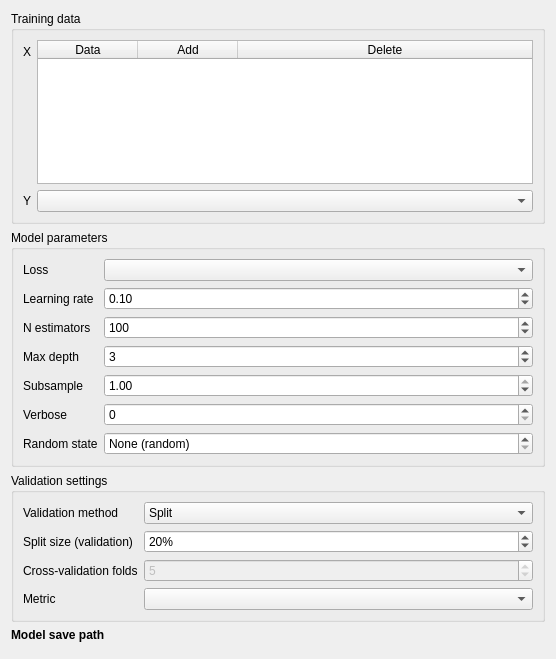
Above: eis_qgis_plugin/resources/ui/model/wizard_model_gradient_boosting_2.ui from GispoCoding/eis_qgis_plugin before the change. Below: the same form after it.
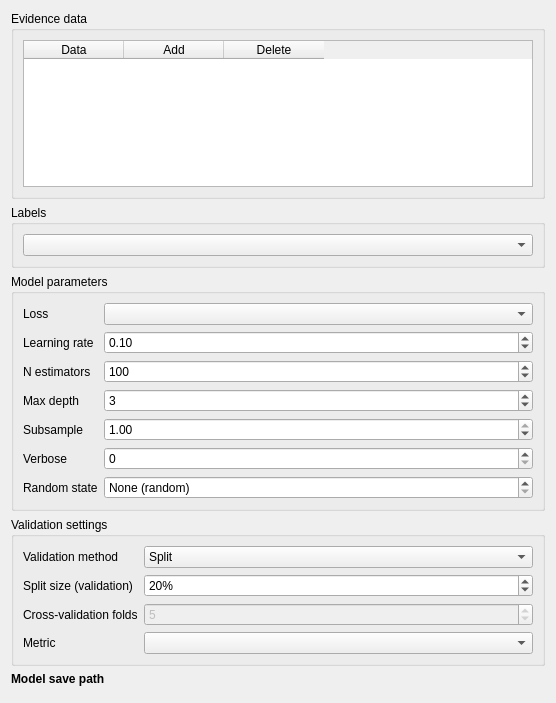
That is the form after the change. Custom widgets are drawn as their Qt base class.

Commit message: Many modifications to modeling wizard - Separated application and testing - Revamped the UI logic (each model has now their own tabs and own scroll areas for each tab) - Clarified input data namings - Test with mock database for model saving - Added "tag" column to model input data for data matching - Added train dummy model button and functionality

Diff of the .ui file:
```diff
--- a/eis_qgis_plugin/resources/ui/model/wizard_model_gradient_boosting_2.ui
+++ b/eis_qgis_plugin/resources/ui/model/wizard_model_gradient_boosting_2.ui
@@ -7,7 +7,7 @@
     <x>0</x>
     <y>0</y>
     <width>556</width>
-    <height>659</height>
+    <height>703</height>
    </rect>
   </property>
   <property name="sizePolicy">
@@ -33,7 +33,7 @@
   </property>
   <layout class="QVBoxLayout" name="verticalLayout">
    <item>
-    <widget class="QGroupBox" name="plot_data_box_2">
+    <widget class="QGroupBox" name="evidence_data_groupbox">
      <property name="sizePolicy">
       <sizepolicy hsizetype="Preferred" vsizetype="Maximum">
        <horstretch>0</horstretch>
@@ -41,28 +41,11 @@
       </sizepolicy>
      </property>
      <property name="title">
-      <string>Training data</string>
+      <string>Evidence data</string>
      </property>
-     <layout class="QFormLayout" name="formLayout">
-      <item row="0" column="0">
-       <widget class="QLabel" name="training_data_label">
-        <property name="text">
-         <string>X</string>
-        </property>
-       </widget>
-      </item>
-      <item row="1" column="0">
-       <widget class="QLabel" name="y_label">
-        <property name="text">
-         <string>Y</string>
-        </property>
-       </widget>
-      </item>
-      <item row="1" column="1">
-       <widget class="QgsMapLayerComboBox" name="y"/>
-      </item>
-      <item row="0" column="1">
-       <widget class="QTableWidget" name="training_data">
+     <layout class="QVBoxLayout" name="verticalLayout_3">
+      <item>
+       <widget class="QTableWidget" name="evidence_data">
         <property name="sizePolicy">
          <sizepolicy hsizetype="Expanding" vsizetype="Minimum">
           <horstretch>0</horstretch>
@@ -76,7 +59,7 @@
          </size>
         </property>
         <attribute name="horizontalHeaderStretchLastSection">
-         <bool>true</bool>
+         <bool>false</bool>
         </attribute>
         <column>
          <property name="text">
@@ -99,31 +82,23 @@
     </widget>
    </item>
    <item>
-    <widget class="QgsCollapsibleGroupBox" name="parameter_box">
+    <widget class="QGroupBox" name="label_data_groupbox">
+     <property name="title">
+      <string>Labels</string>
+     </property>
+     <layout class="QVBoxLayout" name="verticalLayout_2">
+      <item>
+       <widget class="QgsMapLayerComboBox" name="label_data"/>
+      </item>
+     </layout>
+    </widget>
+   </item>
+   <item>
+    <widget class="QGroupBox" name="parameter_box">
      <property name="title">
       <string>Model parameters</string>
      </property>
-     <property name="collapsed">
-      <bool>false</bool>
-     </property>
-     <layout class="QFormLayout" name="formLayout_3">
-      <item row="5" column="0">
-       <widget class="QLabel" name="verbose_label">
-        <property name="text">
-         <string>Verbose</string>
-        </property>
-       </widget>
-      </item>
-      <item row="6" column="0">
-       <widget class="QLabel" name="random_state_label">
-        <property name="text">
-         <string>Random state</string>
-        </property>
-       </widget>
-      </item>
-      <item row="0" column="1">
-       <widget class="QComboBox" name="loss"/>
-      </item>
+     <layout class="QFormLayout" name="formLayout_2">
       <item row="0" column="0">
        <widget class="QLabel" name="loss_label">
         <property name="text">
@@ -131,6 +106,9 @@
         </property>
        </widget>
       </item>
+      <item row="0" column="1">
+       <widget class="QComboBox" name="loss"/>
+      </item>
       <item row="1" column="0">
        <widget class="QLabel" name="learning_rate_label">
         <property name="text">
@@ -138,20 +116,6 @@
         </property>
        </widget>
       </item>
-      <item row="2" column="0">
-       <widget class="QLabel" name="n_estimators_label">
-        <property name="text">
-         <string>N estimators</string>
-        </property>
-       </widget>
-      </item>
-      <item row="3" column="0">
-       <widget class="QLabel" name="max_depth_label">
-        <property name="text">
-         <string>Max depth</string>
-        </property>
-       </widget>
-      </item>
       <item row="1" column="1">
        <widget class="QgsDoubleSpinBox" name="learning_rate">
         <property name="minimum">
@@ -162,6 +126,13 @@
         </property>
        </widget>
       </item>
+      <item row="2" column="0">
+       <widget class="QLabel" name="n_estimators_label">
+        <property name="text">
+         <string>N estimators</string>
+        </property>
+       </widget>
+      </item>
       <item row="2" column="1">
        <widget class="QgsSpinBox" name="n_estimators">
         <property name="minimum">
@@ -175,6 +146,13 @@
         </property>
        </widget>
       </item>
+      <item row="3" column="0">
+       <widget class="QLabel" name="max_depth_label">
+        <property name="text">
+         <string>Max depth</string>
+        </property>
+       </widget>
+      </item>
       <item row="3" column="1">
        <widget class="QgsSpinBox" name="max_depth">
         <property name="specialValueText">
@@ -188,6 +166,33 @@
         </property>
        </widget>
       </item>
+      <item row="4" column="0">
+       <widget class="QLabel" name="subsample_label">
+        <property name="text">
+         <string>Subsample</string>
+        </property>
+       </widget>
+      </item>
+      <item row="4" column="1">
+       <widget class="QgsDoubleSpinBox" name="subsample">
+        <property name="minimum">
+         <double>0.010000000000000</double>
+        </property>
+        <property name="maximum">
+         <double>1.000000000000000</double>
+        </property>
+        <property name="value">
+         <double>1.000000000000000</double>
+        </property>
+       </widget>
+      </item>
+      <item row="5" column="0">
+       <widget class="QLabel" name="verbose_label">
+        <property name="text">
+         <string>Verbose</string>
+        </property>
+       </widget>
+      </item>
       <item row="5" column="1">
        <widget class="QgsSpinBox" name="verbose">
         <property name="maximum">
@@ -195,6 +200,13 @@
         </property>
        </widget>
       </item>
+      <item row="6" column="0">
+       <widget class="QLabel" name="random_state_label">
+        <property name="text">
+         <string>Random state</string>
+        </property>
+       </widget>
+      </item>
       <item row="6" column="1">
        <widget class="QgsSpinBox" name="random_state">
         <property name="specialValueText">
@@ -214,35 +226,15 @@
         </property>
        </widget>
       </item>
-      <item row="4" column="1">
-       <widget class="QgsDoubleSpinBox" name="subsample">
-        <property name="minimum">
-         <double>0.010000000000000</double>
-        </property>
-        <property name="maximum">
-         <double>1.000000000000000</double>
-        </property>
-        <property name="value">
-         <double>1.000000000000000</double>
-        </property>
-       </widget>
-      </item>
-      <item row="4" column="0">
-       <widget class="QLabel" name="subsample_label">
-        <property name="text">
-         <string>Subsample</string>
-        </property>
-       </widget>
-      </item>
      </layout>
     </widget>
    </item>
    <item>
-    <widget class="QgsCollapsibleGroupBox" name="validation_box">
+    <widget class="QGroupBox" name="validation_box">
      <property name="title">
       <string>Validation settings</string>
      </property>
-     <layout class="QFormLayout" name="formLayout_2">
+     <layout class="QFormLayout" name="formLayout">
       <item row="0" column="0">
        <widget class="QLabel" name="validation_method_label">
         <property name="text">
@@ -286,6 +278,22 @@
         </property>
        </widget>
       </item>
+      <item row="1" column="1">
+       <widget class="QgsSpinBox" name="split_size">
+        <property name="suffix">
+         <string>%</string>
+        </property>
+        <property name="minimum">
+         <number>1</number>
+        </property>
+        <property name="maximum">
+         <number>99</number>
+        </property>
+        <property name="value">
+         <number>20</number>
+        </property>
+       </widget>
+      </item>
       <item row="2" column="0">
        <widget class="QLabel" name="cv_folds_label">
         <property name="text">
@@ -316,22 +324,6 @@
       <item row="3" column="1">
        <widget class="QComboBox" name="validation_metric"/>
       </item>
-      <item row="1" column="1">
-       <widget class="QgsSpinBox" name="split_size">
-        <property name="suffix">
-         <string>%</string>
-        </property>
-        <property name="minimum">
-         <number>1</number>
-        </property>
-        <property name="maximum">
-         <number>99</number>
-        </property>
-        <property name="value">
-         <number>20</number>
-        </property>
-       </widget>
-      </item>
      </layout>
     </widget>
    </item>
@@ -357,12 +349,6 @@
   </layout>
  </widget>
  <customwidgets>
-  <customwidget>
-   <class>QgsCollapsibleGroupBox</class>
-   <extends>QGroupBox</extends>
-   <header>qgscollapsiblegroupbox.h</header>
-   <container>1</container>
-  </customwidget>
   <customwidget>
    <class>QgsDoubleSpinBox</class>
    <extends>QDoubleSpinBox</extends>
```
The commit also changes 12 other files.
